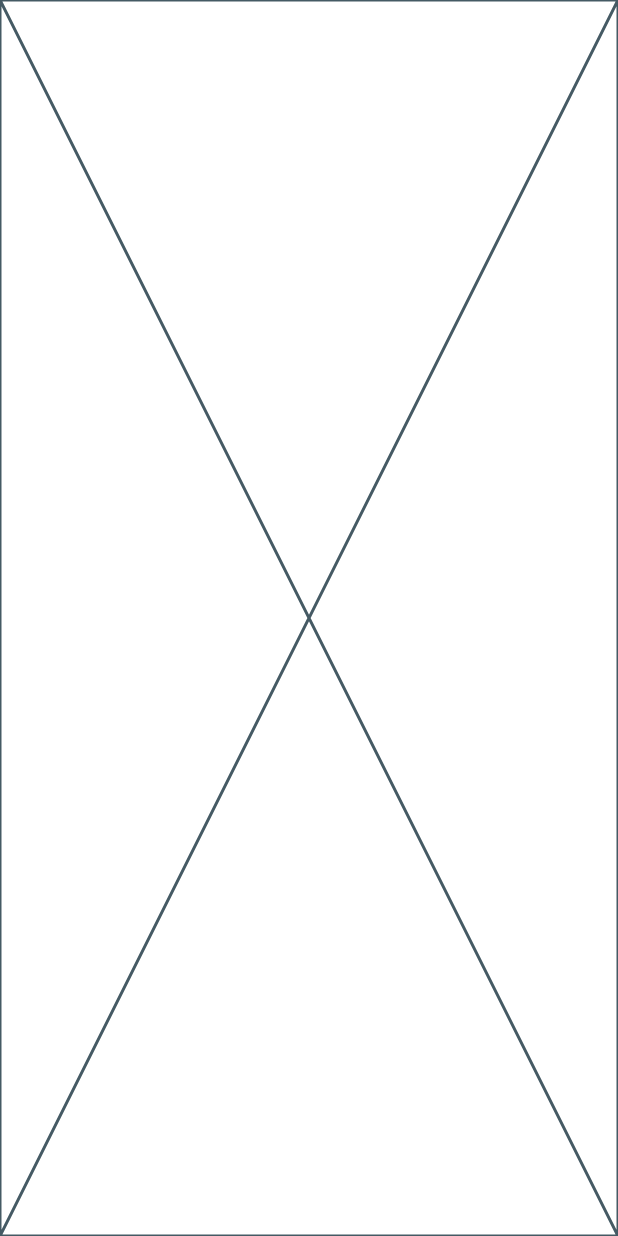
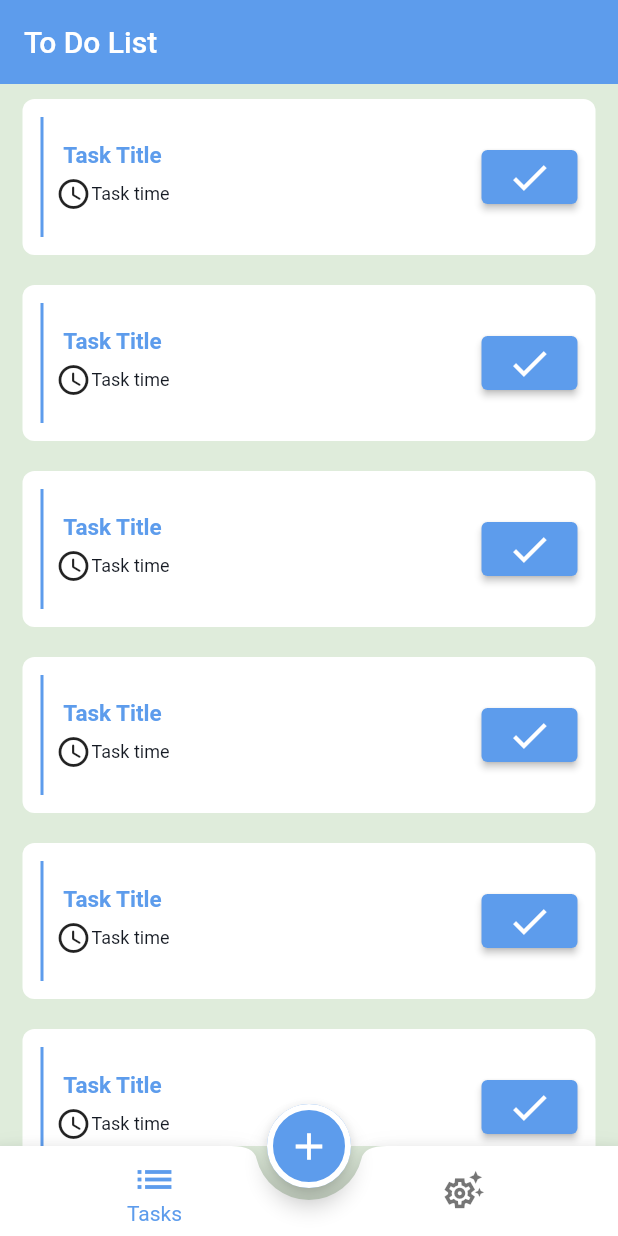
Before and after one commit to Mina-George137/todo_flutter, a Flutter app: the screen it shows after launch, on a phone screen of 412 x 824 dp. Run offline on Flutter 3.47's test engine with Material 2 defaults, Android fonts, the phone set to English and light mode, and no system bars.

Commit message:
Finishing task tab design, bottom navbar

```diff
--- /dev/null
+++ b/lib/Tasks/add_task_bottom_sheet.dart
@@ -0,0 +1,58 @@
+import 'package:flutter/material.dart';
+
+class AddTaskBottomSheet extends StatelessWidget {
+  const AddTaskBottomSheet({Key? key}) : super(key: key);
+
+  @override
+  Widget build(BuildContext context) {
+    return Container(
+      margin: EdgeInsets.all(12),
+      child: Padding(
+        padding: const EdgeInsets.all(12.0),
+        child: Center(
+          child: Column(
+            children: [
+              Text('Add new task',
+                  style: Theme.of(context)
+                      .textTheme
+                      .headline2
+                      ?.copyWith(fontSize: 20)),
+              Form(
+                  child: Column(
+                children: [
+                  TextFormField(
+                    maxLength: 1,
+                    decoration: InputDecoration(labelText: 'Enter task title'),
+                  ),
+                  TextFormField(
+                    maxLength: 5,
+                    decoration:
+                        InputDecoration(labelText: 'Enter task description'),
+                  ),
+                  SizedBox(
+                    height: 8,
+                  ),
+                  Text(
+                    'Select Time',
+                    style: TextStyle(fontSize: 15, fontWeight: FontWeight.bold),
+                  ),
+                  Text(
+                    '1/8/2023',
+                    style: TextStyle(fontSize: 15),
+                  ),
+                ],
+              )),
+              SizedBox(
+                height: 8,
+              ),
+              ElevatedButton(
+                onPressed: () {},
+                child: Text('Add task', style: TextStyle(fontSize: 18)),
+              )
+            ],
+          ),
+        ),
+      ),
+    );
+  }
+}
--- /dev/null
+++ b/lib/Tasks/task_widget.dart
@@ -0,0 +1,62 @@
+import 'package:flutter/material.dart';
+import 'package:todo_app/my_theme.dart';
+
+class TaskWidget extends StatelessWidget {
+  const TaskWidget({Key? key}) : super(key: key);
+
+  @override
+  Widget build(BuildContext context) {
+    return Container(
+      margin: EdgeInsets.symmetric(horizontal: 15, vertical: 10),
+      padding: EdgeInsets.all(12),
+      decoration: BoxDecoration(
+          borderRadius: BorderRadius.circular(8), color: Colors.white),
+      child: Row(
+        mainAxisAlignment: MainAxisAlignment.spaceBetween,
+        children: [
+          Row(
+            children: [
+              Container(
+                margin: EdgeInsets.only(right: 8),
+                color: MyTheme.primaryBlueColor,
+                width: 2,
+                height: 80,
+              ),
+              Column(
+                children: [
+                  Text(
+                    'Task Title',
+                    style: Theme.of(context)
+                        .textTheme
+                        .headline2
+                        ?.copyWith(color: MyTheme.primaryBlueColor),
+                  ),
+                  SizedBox(
+                    height: 5,
+                  ),
+                  Row(
+                    children: [
+                      Icon(Icons.access_time_rounded),
+                      Text(
+                        'Task time',
+                        style: Theme.of(context).textTheme.subtitle1,
+                      )
+                    ],
+                  ),
+                ],
+              ),
+            ],
+          ),
+          ElevatedButton(
+            onPressed: () {},
+            child: Icon(
+              Icons.check,
+              size: 30,
+            ),
+            style: ElevatedButton.styleFrom(primary: MyTheme.primaryBlueColor),
+          )
+        ],
+      ),
+    );
+  }
+}
--- /dev/null
+++ b/lib/Tasks/tasks_tab.dart
@@ -0,0 +1,24 @@
+import 'package:flutter/material.dart';
+import 'package:todo_app/Tasks/task_widget.dart';
+
+class TasksTab extends StatelessWidget {
+  const TasksTab({Key? key}) : super(key: key);
+
+  @override
+  Widget build(BuildContext context) {
+    return Container(
+      child: Column(
+        children: [
+          Expanded(
+            child: ListView.builder(
+              itemBuilder: (context, index) {
+                return const TaskWidget();
+              },
+              itemCount: 20,
+            ),
+          )
+        ],
+      ),
+    );
+  }
+}
--- a/lib/home/home_screen.dart
+++ b/lib/home/home_screen.dart
@@ -1,12 +1,66 @@
 import 'package:flutter/material.dart';
+import 'package:todo_app/Tasks/add_task_bottom_sheet.dart';
+import 'package:todo_app/Tasks/tasks_tab.dart';
+import 'package:todo_app/settings/settings_tab.dart';
 
-class HomeScreen extends StatelessWidget {
+class HomeScreen extends StatefulWidget {
   static const String routeName = 'home_screen';
 
-  const HomeScreen({Key? key}) : super(key: key);
+  HomeScreen({Key? key}) : super(key: key);
+
+  @override
+  State<HomeScreen> createState() => _HomeScreenState();
+}
+
+class _HomeScreenState extends State<HomeScreen> {
+  int selectedIndex = 0;
+  List<Widget> tabs = [TasksTab(), SettingsTab()];
+  var titles = ['To Do List', 'Settings'];
 
   @override
   Widget build(BuildContext context) {
-    return const Placeholder();
+    return Scaffold(
+      appBar: AppBar(
+        title: Text(titles[selectedIndex]),
+      ),
+      body: tabs[selectedIndex],
+      bottomNavigationBar: Theme(
+        data: Theme.of(context),
+        child: BottomAppBar(
+          shape: CircularNotchedRectangle(),
+          notchMargin: 8,
+          child: BottomNavigationBar(
+            currentIndex: selectedIndex,
+            onTap: (index) {
+              selectedIndex = index;
+              setState(() {});
+            },
+            items: const [
+              BottomNavigationBarItem(
+                  icon: Icon(Icons.list, size: 30), label: 'Tasks'),
+              BottomNavigationBarItem(
+                icon: Icon(
+                  Icons.settings_suggest_outlined,
+                  size: 30,
+                ),
+                label: 'Settings',
+              ),
+            ],
+          ),
+        ),
+      ),
+      floatingActionButton: FloatingActionButton(
+        onPressed: () {
+          showAddBottomSheet();
+        },
+        child: Icon(Icons.add, size: 30),
+      ),
+      floatingActionButtonLocation: FloatingActionButtonLocation.centerDocked,
+    );
+  }
+
+  void showAddBottomSheet() {
+    showModalBottomSheet(
+        context: context, builder: (context) => AddTaskBottomSheet());
   }
 }
--- a/lib/main.dart
+++ b/lib/main.dart
@@ -1,5 +1,6 @@
 import 'package:flutter/material.dart';
 import 'package:todo_app/home/home_screen.dart';
+import 'package:todo_app/my_theme.dart';
 
 void main() {
   runApp(MyApp());
@@ -16,6 +17,9 @@ class MyApp extends StatelessWidget {
         HomeScreen.routeName: (context) => HomeScreen(),
       },
       debugShowCheckedModeBanner: false,
+      theme: MyTheme.lightTheme,
+      darkTheme: MyTheme.darkTheme,
+      themeMode: ThemeMode.system,
     );
   }
 }
--- /dev/null
+++ b/lib/my_theme.dart
@@ -0,0 +1,56 @@
+import 'package:flutter/material.dart';
+
+class MyTheme {
+  static Color primaryBlueColor = const Color(0xFF5D9CEC);
+  static Color lightBackgroundColor = const Color(0xFFDFECDB);
+  static Color darkBackgroundColor = const Color(0xFF060E1E);
+  static Color greenColor = const Color(0xFF61E757);
+  static Color redColor = const Color(0xFFEC4B4B);
+  static Color whiteColor = const Color(0xFFCDCACA);
+  static Color blackColor = const Color(0xFF141922);
+
+  static ThemeData lightTheme = ThemeData(
+      primaryColor: primaryBlueColor,
+      backgroundColor: lightBackgroundColor,
+      scaffoldBackgroundColor: lightBackgroundColor,
+      appBarTheme: AppBarTheme(backgroundColor: primaryBlueColor, elevation: 0),
+      textTheme: TextTheme(
+        headline1: TextStyle(
+            fontSize: 22, fontWeight: FontWeight.bold, color: whiteColor),
+        headline2: TextStyle(
+            fontSize: 15, fontWeight: FontWeight.bold, color: blackColor),
+        subtitle1: TextStyle(fontSize: 12, color: blackColor),
+      ),
+      floatingActionButtonTheme: FloatingActionButtonThemeData(
+          backgroundColor: primaryBlueColor,
+          shape: RoundedRectangleBorder(
+              borderRadius: BorderRadius.circular(30),
+              side: BorderSide(color: Colors.white, width: 4))),
+      bottomNavigationBarTheme: BottomNavigationBarThemeData(
+        backgroundColor: Colors.transparent,
+        elevation: 0,
+        selectedItemColor: primaryBlueColor,
+        showUnselectedLabels: false,
+        showSelectedLabels: true,
+      ));
+
+  static ThemeData darkTheme = ThemeData(
+      primaryColor: primaryBlueColor,
+      backgroundColor: darkBackgroundColor,
+      scaffoldBackgroundColor: darkBackgroundColor,
+      appBarTheme: AppBarTheme(backgroundColor: primaryBlueColor, elevation: 0),
+      textTheme: TextTheme(
+        headline1: TextStyle(
+            fontSize: 22, fontWeight: FontWeight.bold, color: whiteColor),
+        headline2: TextStyle(
+            fontSize: 15, fontWeight: FontWeight.bold, color: whiteColor),
+        subtitle1: TextStyle(fontSize: 12, color: primaryBlueColor),
+      ),
+      bottomNavigationBarTheme: BottomNavigationBarThemeData(
+        backgroundColor: Colors.transparent,
+        elevation: 0,
+        selectedItemColor: primaryBlueColor,
+        showUnselectedLabels: false,
+        showSelectedLabels: true,
+      ));
+}
--- /dev/null
+++ b/lib/settings/settings_tab.dart
@@ -0,0 +1,12 @@
+import 'package:flutter/material.dart';
+
+class SettingsTab extends StatelessWidget {
+  const SettingsTab({Key? key}) : super(key: key);
+
+  @override
+  Widget build(BuildContext context) {
+    return Container(
+      color: Colors.red,
+    );
+  }
+}
```
Also changed, not shown: 2 other files.
